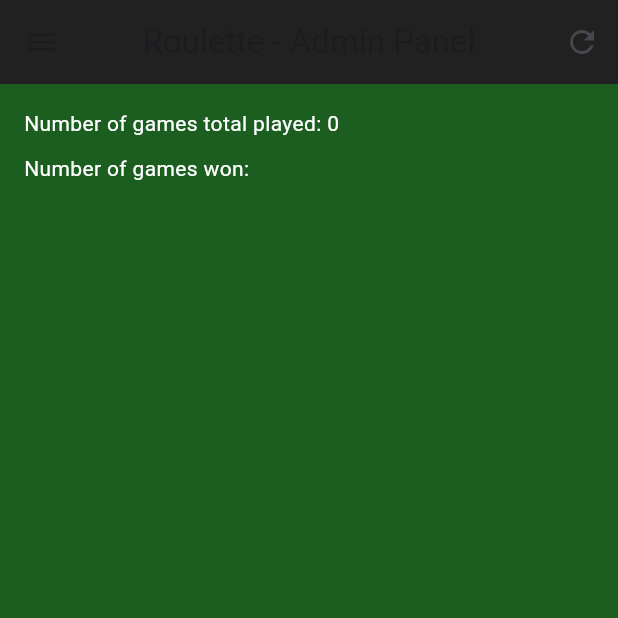
After one commit to curiouslumber/Roulette-Project, a Flutter app: the AdminPage screen opened directly, in the side drawer, after a tap on the "refresh" icon, on a phone screen of 412 x 824 dp, the top half of it. The commit adds this screen. Run offline on Flutter 3.47's test engine with Material 3 defaults, Android fonts, the phone set to English and light mode, and no system bars; our stand-ins replace blurrycontainer, connectivity_plus, flutter_screenutil, get, shared_preferences, sizer; accounts and stored records are empty; network calls fail.

Commit message:
admin page created

```diff
--- /dev/null
+++ b/lib/admin/admin.dart
@@ -0,0 +1,111 @@
+import 'package:flutter/material.dart';
+import 'package:get/get.dart';
+import 'package:roulette_project/admin/admincontroller.dart';
+import 'package:roulette_project/admin/adminrequests.dart';
+import 'package:roulette_project/main.dart';
+
+class AdminPage extends StatefulWidget {
+  const AdminPage({super.key});
+
+  @override
+  State<AdminPage> createState() => _AdminPageState();
+}
+
+class _AdminPageState extends State<AdminPage> {
+  late AdminController adminController;
+  @override
+  void initState() {
+    super.initState();
+    adminController = Get.put(AdminController());
+  }
+
+  @override
+  void dispose() {
+    super.dispose();
+    Get.delete();
+  }
+
+  @override
+  Widget build(BuildContext context) {
+    return FutureBuilder(
+      future: AdminRequests().getNumberOfGamesPlayed(),
+      builder: (context, snapshot) {
+        if (snapshot.connectionState == ConnectionState.done) {
+          return Scaffold(
+            backgroundColor: Colors.green[900],
+            drawer: Drawer(
+              backgroundColor: Colors.green[900],
+              child: ListView(
+                padding: EdgeInsets.zero,
+                children: [
+                  DrawerHeader(
+                    decoration: BoxDecoration(
+                      color: Colors.green[800],
+                    ),
+                    child: const Text(
+                      'Admin Panel',
+                      style: TextStyle(
+                        color: Colors.white,
+                        fontSize: 24,
+                      ),
+                    ),
+                  ),
+                  ListTile(
+                    title: const Text(
+                      'Switch to User Mode',
+                      style: TextStyle(color: Colors.white),
+                    ),
+                    onTap: () {
+                      Get.offAll(() => const MyApp());
+                    },
+                  ),
+                ],
+              ),
+            ),
+            appBar: AppBar(
+              backgroundColor: Colors.grey[900],
+              title: const Text('Roulette - Admin Panel'),
+              centerTitle: true,
+              actions: [
+                IconButton(
+                  icon: const Icon(Icons.refresh),
+                  onPressed: () async {
+                    Get.offAll(() => const AdminPage());
+                  },
+                )
+              ],
+            ),
+            body: Container(
+              padding: const EdgeInsets.all(16.0),
+              child: Column(
+                  mainAxisAlignment: MainAxisAlignment.start,
+                  crossAxisAlignment: CrossAxisAlignment.start,
+                  children: [
+                    Obx(
+                      () => Text(
+                        'Number of games total played: ${adminController.numberOfGamesPlayed.value}',
+                        style: const TextStyle(color: Colors.white),
+                      ),
+                    ),
+                    const SizedBox(height: 10),
+                    const Text(
+                      'Number of games won: ',
+                      style: TextStyle(color: Colors.white),
+                    ),
+                  ]),
+            ),
+          );
+        } else {
+          return Scaffold(
+            backgroundColor: Colors.green[900],
+            body: const Center(
+              child: CircularProgressIndicator(
+                color: Colors.white,
+              ),
+            ),
+          );
+        }
+      },
+    );
+  }
+}
--- /dev/null
+++ b/lib/admin/admincontroller.dart
@@ -0,0 +1,15 @@
+import 'package:get/get.dart';
+
+class AdminController extends GetxController {
+  var numberOfGamesPlayed = 0.obs;
+
+  void calculateNumberOfGames(List<dynamic> games) {
+    var countOfGames = List.empty(growable: true);
+    for (var i = 0; i < games.length; i++) {
+      if (countOfGames.contains(games[i]['gameID']) == false) {
+        countOfGames.add(games[i]['gameID']);
+      }
+    }
+    numberOfGamesPlayed.value = countOfGames.length;
+  }
+}
--- /dev/null
+++ b/lib/admin/adminrequests.dart
@@ -0,0 +1,25 @@
+import 'dart:convert';
+import 'package:get/get.dart';
+import 'package:http/http.dart' as http;
+import 'package:roulette_project/admin/admincontroller.dart';
+import 'package:roulette_project/backend/private.dart';
+
+class AdminRequests {
+  final String baseUrl = Private().baseUrl;
+  final AdminController adminController = Get.find();
+
+  // Get number of games played
+  Future<void> getNumberOfGamesPlayed() async {
+    final String url = "$baseUrl/games";
+    final Map<String, String> headers = {
+      "Content-type": "application/json",
+    };
+    final http.Response response =
+        await http.get(Uri.parse(url), headers: headers);
+    final responseData = jsonDecode(response.body);
+
+    adminController.calculateNumberOfGames(responseData);
+
+    return;
+  }
+}
--- a/lib/backend/userdatacontroller.dart
+++ b/lib/backend/userdatacontroller.dart
@@ -11,6 +11,9 @@ class UserData extends GetxController {
   var active_user = false.obs;
   var gameType = "".obs;
   var playingAsGuest = false.obs;
+  var userRole = "".obs;
+
+  var adminMode = false.obs;
 
   var deposit_amount = 0.obs;
   var current_balance = 0.obs;
```
Also changed, not shown: lib/backend/requests.dart (+24 -0 lines), lib/views/user/profile.dart (+8 -1 lines), lib/views/user/settings.dart (+32 -0 lines).
